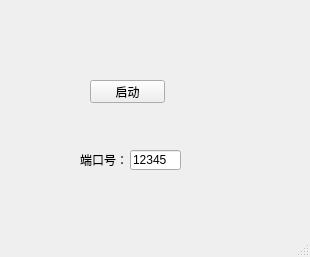
This is mainwindow.ui in pengrui1993/printer-install-pkg as Qt 5 draws it before an edit. The edited form follows.
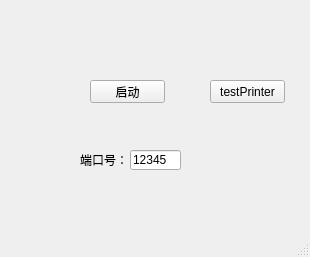
This is the edited form.

Commit message: printer etc...

What changed in the file:
```diff
--- a/mainwindow.ui
+++ b/mainwindow.ui
@@ -53,6 +53,19 @@
      <string>端口号：</string>
     </property>
    </widget>
+   <widget class="QPushButton" name="pushButton_2">
+    <property name="geometry">
+     <rect>
+      <x>210</x>
+      <y>80</y>
+      <width>75</width>
+      <height>23</height>
+     </rect>
+    </property>
+    <property name="text">
+     <string>testPrinter</string>
+    </property>
+   </widget>
   </widget>
   <widget class="QMenuBar" name="menubar">
    <property name="geometry">
```
The commit also changes 11 other files.
